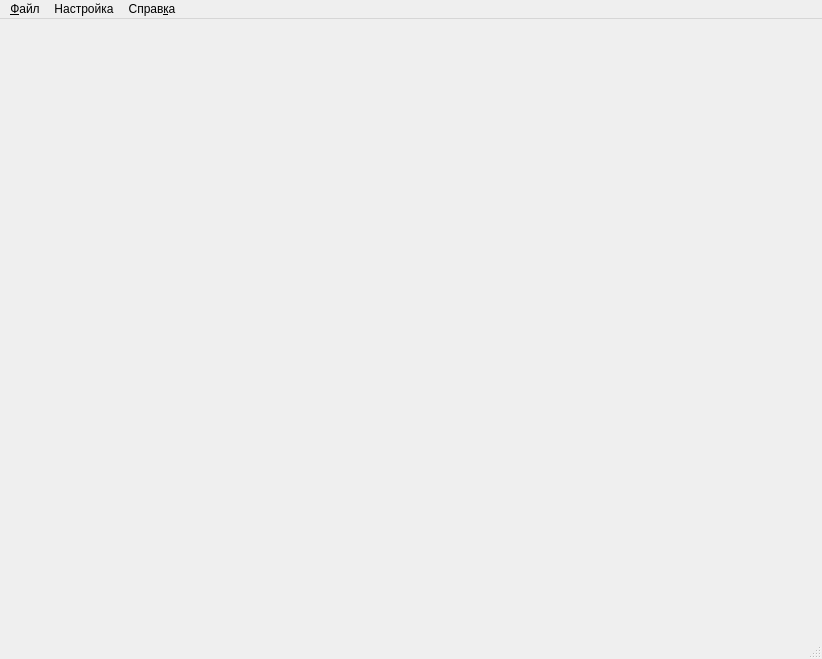
Above: mainwindow.ui from rust3128/HotlineDesktop before the change. Below: the same form after it.
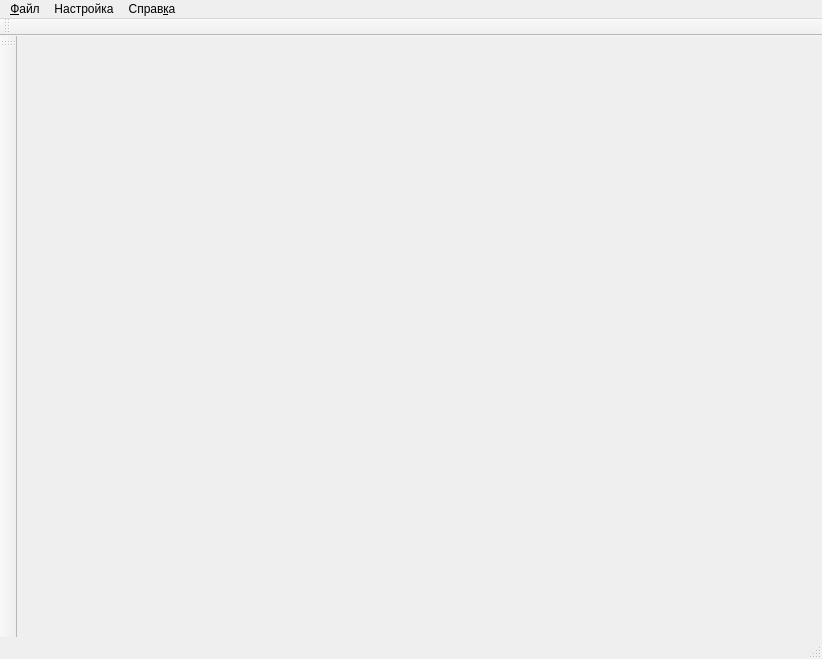
That is the form after the change. Icons and pictures are not drawn.

Commit message: Clients tool Bar

```diff
--- a/mainwindow.ui
+++ b/mainwindow.ui
@@ -60,6 +60,28 @@
    <addaction name="menuHelp"/>
   </widget>
   <widget class="QStatusBar" name="statusbar"/>
+  <widget class="QToolBar" name="toolBar">
+   <property name="windowTitle">
+    <string>toolBar</string>
+   </property>
+   <attribute name="toolBarArea">
+    <enum>TopToolBarArea</enum>
+   </attribute>
+   <attribute name="toolBarBreak">
+    <bool>false</bool>
+   </attribute>
+  </widget>
+  <widget class="QToolBar" name="toolBarClients">
+   <property name="windowTitle">
+    <string>toolBar_2</string>
+   </property>
+   <attribute name="toolBarArea">
+    <enum>LeftToolBarArea</enum>
+   </attribute>
+   <attribute name="toolBarBreak">
+    <bool>false</bool>
+   </attribute>
+  </widget>
   <action name="actionExit">
    <property name="icon">
     <iconset resource="resource.qrc">
```
The commit also changes 8 other files.
